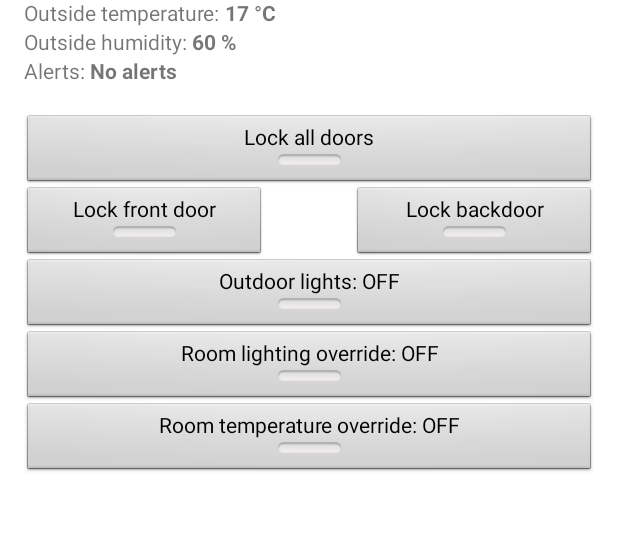
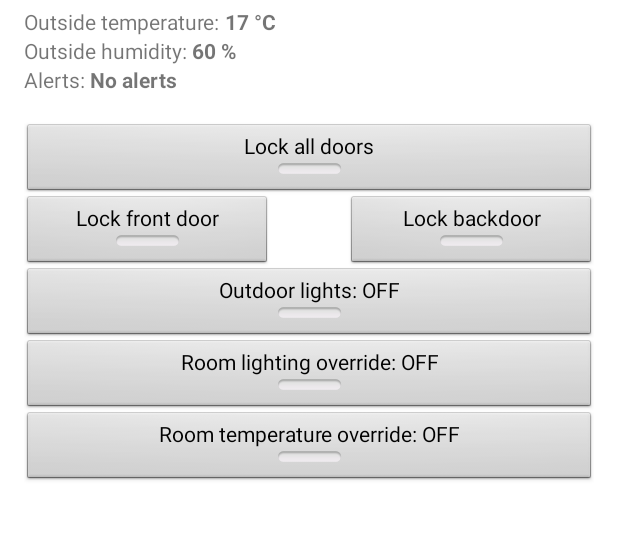
Before and after one commit to Amatson/Smart_House, an Android app: the screen it shows after launch (HomeActivity), on a phone screen of 412 x 824 dp, the part 169-709 px from its top. Run offline under Robolectric (Android 15) with nearby library versions, the phone set to English and light mode, and no system bars.

Commit message:
hienosäätöä

```diff
--- a/androidUI/SmartHouse/app/src/main/res/layout/activity_home.xml
+++ b/androidUI/SmartHouse/app/src/main/res/layout/activity_home.xml
@@ -33,10 +33,10 @@
         android:textOff="Lock front door"
         android:textOn="Unlock front door"
         style="@android:style/Widget.Button.Toggle"
-        android:layout_width="160dp"
         android:layout_below="@+id/allDoorsButton"
         android:layout_alignParentLeft="true"
-        android:layout_alignParentStart="true" />
+        android:layout_alignParentStart="true"
+        android:layout_width="164dp" />
 
     <ToggleButton
         android:text="ToggleButton"
@@ -45,10 +45,10 @@
         android:textOff="Lock backdoor"
         android:textOn="Unlock backdoor"
         style="@android:style/Widget.Button.Toggle"
-        android:layout_width="160dp"
         android:layout_below="@+id/allDoorsButton"
         android:layout_alignParentRight="true"
-        android:layout_alignParentEnd="true" />
+        android:layout_alignParentEnd="true"
+        android:layout_width="164dp" />
 
     <ToggleButton
         android:text="ToggleButton"
@@ -117,16 +117,6 @@
         android:layout_alignParentStart="true"
         android:layout_height="45dp"
         android:background="@android:drawable/btn_dropdown"/>
-
-    <TextView
-        android:text="Outside temperature: "
-        android:layout_width="wrap_content"
-        android:layout_height="wrap_content"
-        android:layout_alignTop="@+id/textView16"
-        android:layout_alignParentLeft="true"
-        android:layout_alignParentStart="true"
-        android:layout_marginTop="12dp"
-        android:id="@+id/textView2" />
 
     <TextView
         android:text="Alerts: "
@@ -229,4 +219,13 @@
         android:id="@+id/roomTemperatureSet"
         android:textStyle="normal|bold" />
 
+    <TextView
+        android:text="Outside temperature: "
+        android:layout_width="wrap_content"
+        android:layout_height="wrap_content"
+        android:id="@+id/textView2"
+        android:layout_below="@+id/homeSpinner"
+        android:layout_alignParentLeft="true"
+        android:layout_alignParentStart="true" />
+
 </RelativeLayout>
```
